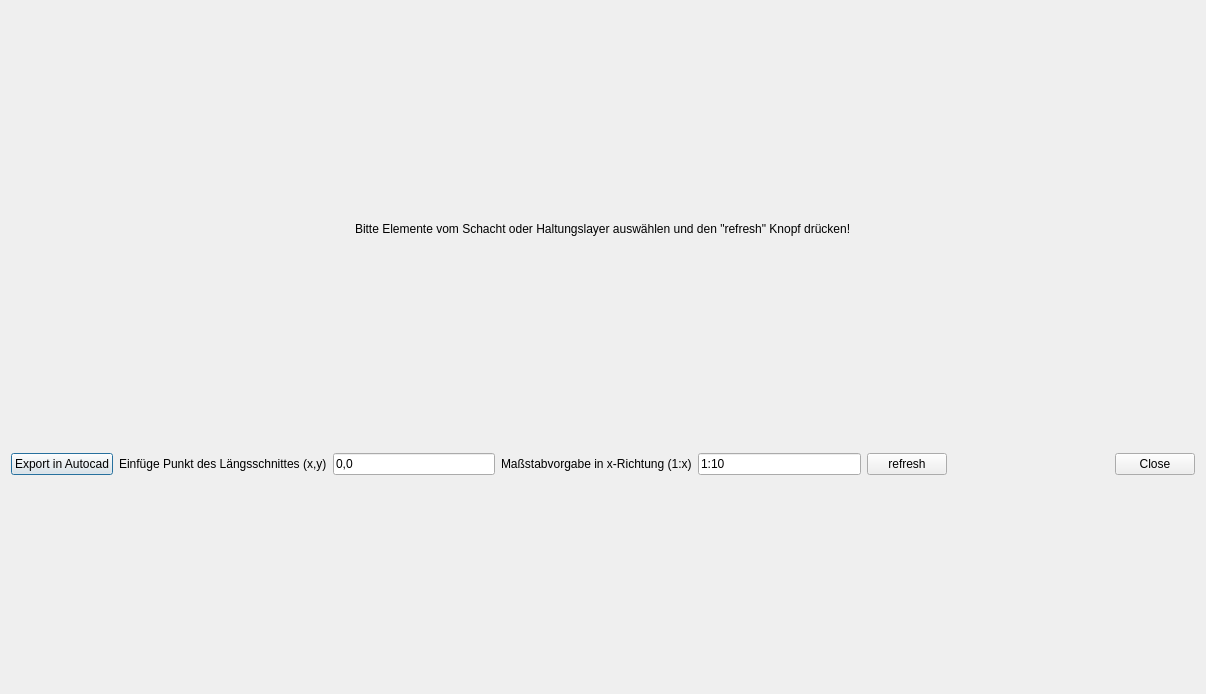
The window that qkan/laengsschnitt/res/laengsschnitt.ui (hoettges/QKan) describes before a commit, drawn with Qt 5.
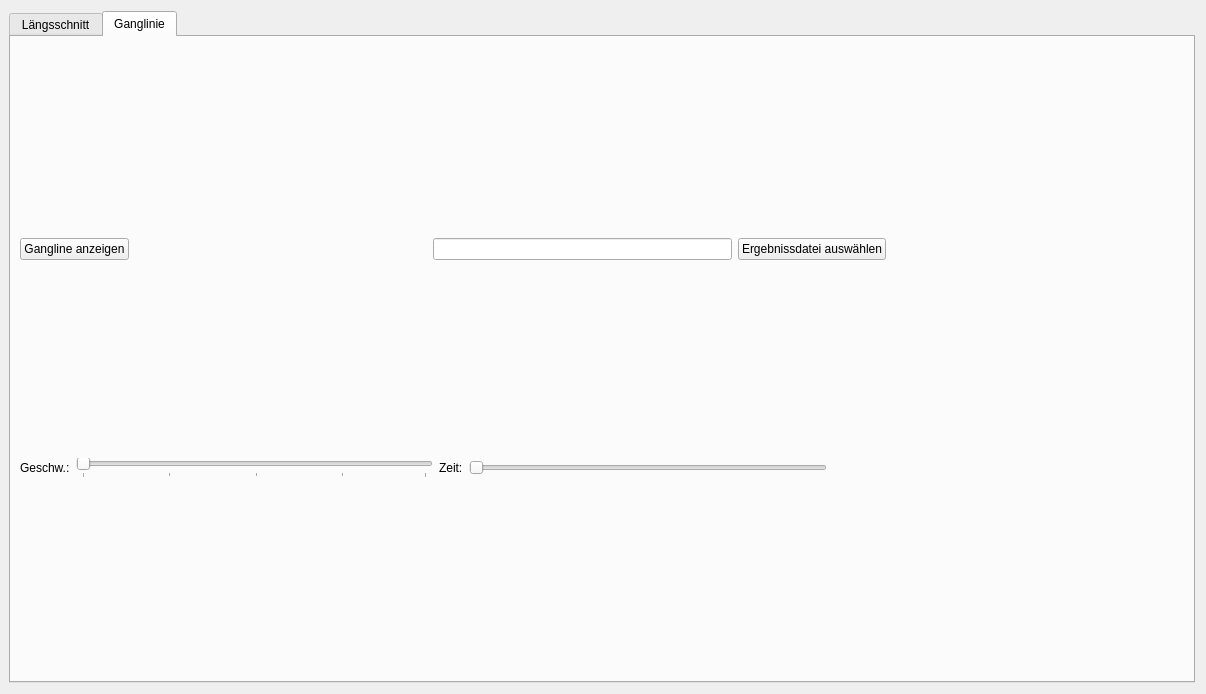
The same window after the commit. The open tabs and pages were chosen to show the change.

Commit message: Updated: qkan_database, laengsschnitt

Diff of the .ui file:
```diff
--- a/qkan/laengsschnitt/res/laengsschnitt.ui
+++ b/qkan/laengsschnitt/res/laengsschnitt.ui
@@ -28,7 +28,23 @@
   <property name="modal">
    <bool>false</bool>
   </property>
-  <layout class="QVBoxLayout" name="verticalLayout_2">
+  <layout class="QHBoxLayout" name="horizontalLayout_4" stretch="0">
+   <property name="sizeConstraint">
+    <enum>QLayout::SetDefaultConstraint</enum>
+   </property>
+   <property name="leftMargin">
+    <number>9</number>
+   </property>
+   <item>
+    <widget class="QTabWidget" name="tabWidget">
+     <property name="currentIndex">
+      <number>0</number>
+     </property>
+     <widget class="QWidget" name="tab_3">
+      <attribute name="title">
+       <string>Längsschnitt</string>
+      </attribute>
+      <layout class="QVBoxLayout" name="verticalLayout_3">
    <item>
     <layout class="QVBoxLayout" name="verticalLayout">
      <property name="spacing">
@@ -168,6 +184,122 @@
       </widget>
      </item>
     </layout>
+       </item>
+      </layout>
+     </widget>
+     <widget class="QWidget" name="tab_4">
+      <attribute name="title">
+       <string>Ganglinie</string>
+      </attribute>
+      <layout class="QVBoxLayout" name="verticalLayout_4">
+       <item>
+        <layout class="QVBoxLayout" name="verticalLayout_2">
+         <item>
+          <layout class="QHBoxLayout" name="horizontalLayout_3">
+           <property name="spacing">
+            <number>6</number>
+           </property>
+           <item>
+            <widget class="QPushButton" name="pushButton_5">
+             <property name="text">
+              <string>Gangline anzeigen</string>
+             </property>
+            </widget>
+           </item>
+           <item>
+            <spacer name="horizontalSpacer_4">
+             <property name="orientation">
+              <enum>Qt::Horizontal</enum>
+             </property>
+             <property name="sizeHint" stdset="0">
+              <size>
+               <width>40</width>
+               <height>20</height>
+              </size>
+             </property>
+            </spacer>
+           </item>
+           <item>
+            <widget class="QLineEdit" name="lineEdit_3"/>
+           </item>
+           <item>
+            <widget class="QPushButton" name="pushButton_4">
+             <property name="text">
+              <string>Ergebnissdatei auswählen</string>
+             </property>
+            </widget>
+           </item>
+           <item>
+            <spacer name="horizontalSpacer_5">
+             <property name="orientation">
+              <enum>Qt::Horizontal</enum>
+             </property>
+             <property name="sizeHint" stdset="0">
+              <size>
+               <width>40</width>
+               <height>20</height>
+              </size>
+             </property>
+            </spacer>
+           </item>
+          </layout>
+         </item>
+        </layout>
+       </item>
+       <item>
+        <layout class="QHBoxLayout" name="horizontalLayout_5">
+         <item>
+          <widget class="QLabel" name="label_4">
+           <property name="text">
+            <string>Geschw.:</string>
+           </property>
+          </widget>
+         </item>
+         <item>
+          <widget class="QSlider" name="geschw">
+           <property name="orientation">
+            <enum>Qt::Horizontal</enum>
+           </property>
+           <property name="tickPosition">
+            <enum>QSlider::TicksBelow</enum>
+           </property>
+           <property name="tickInterval">
+            <number>25</number>
+           </property>
+          </widget>
+         </item>
+         <item>
+          <widget class="QLabel" name="label_5">
+           <property name="text">
+            <string>Zeit:</string>
+           </property>
+          </widget>
+         </item>
+         <item>
+          <widget class="QSlider" name="horizontalSlider_2">
+           <property name="orientation">
+            <enum>Qt::Horizontal</enum>
+           </property>
+          </widget>
+         </item>
+         <item>
+          <spacer name="horizontalSpacer_6">
+           <property name="orientation">
+            <enum>Qt::Horizontal</enum>
+           </property>
+           <property name="sizeHint" stdset="0">
+            <size>
+             <width>40</width>
+             <height>20</height>
+            </size>
+           </property>
+          </spacer>
+         </item>
+        </layout>
+       </item>
+      </layout>
+     </widget>
+    </widget>
    </item>
   </layout>
  </widget>
```
Left out of the diff: 7 changed lines with no effect on the pictures. Lines whose indentation alone changed are shown as unchanged. The commit also changes 5 other files.
